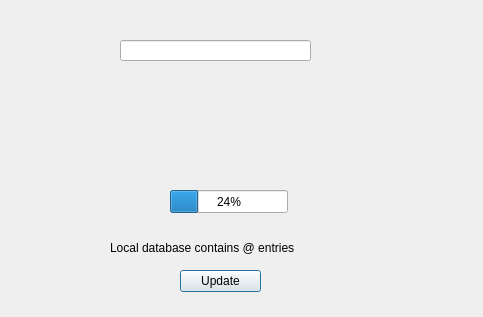
Before: the Qt Designer form pcgamingwikidialog.ui in Solant/qs2c, drawn with Qt 5.
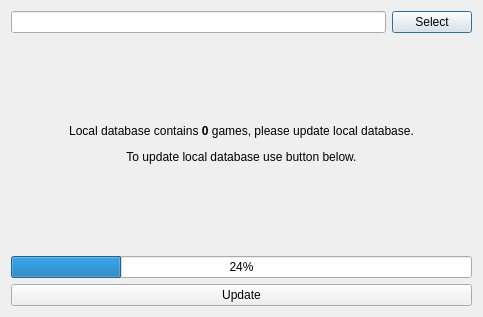
After: the same form once the commit is applied.

Commit message: pcgamingwiki memory leaks fix, dynamic completer model, ui improvements

Diff of the .ui file:
```diff
--- a/pcgamingwikidialog.ui
+++ b/pcgamingwikidialog.ui
@@ -13,55 +13,43 @@
   <property name="windowTitle">
    <string>Dialog</string>
   </property>
-  <widget class="QLineEdit" name="searchLineEdit">
-   <property name="geometry">
-    <rect>
-     <x>120</x>
-     <y>40</y>
-     <width>191</width>
-     <height>21</height>
-    </rect>
-   </property>
-  </widget>
+  <layout class="QVBoxLayout" name="verticalLayout">
+   <item>
+    <layout class="QHBoxLayout" name="horizontalLayout">
+     <item>
+      <widget class="QLineEdit" name="searchLineEdit"/>
+     </item>
+     <item>
+      <widget class="QPushButton" name="selectButton">
+       <property name="text">
+        <string>Select</string>
+       </property>
+      </widget>
+     </item>
+    </layout>
+   </item>
+   <item>
   <widget class="QLabel" name="label">
-   <property name="geometry">
-    <rect>
-     <x>110</x>
-     <y>240</y>
-     <width>251</width>
-     <height>16</height>
-    </rect>
-   </property>
    <property name="text">
-    <string>Local database contains @ entries</string>
-   </property>
-  </widget>
-  <widget class="QPushButton" name="updateButton">
-   <property name="geometry">
-    <rect>
-     <x>180</x>
-     <y>270</y>
-     <width>81</width>
-     <height>22</height>
-    </rect>
-   </property>
-   <property name="text">
-    <string>Update</string>
-   </property>
-  </widget>
+      <string>&lt;html&gt;&lt;head/&gt;&lt;body&gt;&lt;p align=&quot;center&quot;&gt;Local database contains &lt;span style=&quot; font-weight:600;&quot;&gt;0&lt;/span&gt; games, please update local database.&lt;/p&gt;&lt;p align=&quot;center&quot;&gt;To update local database use button below.&lt;/p&gt;&lt;/body&gt;&lt;/html&gt;</string>
+     </property>
+    </widget>
+   </item>
+   <item>
   <widget class="QProgressBar" name="progressBar">
-   <property name="geometry">
-    <rect>
-     <x>170</x>
-     <y>190</y>
-     <width>118</width>
-     <height>23</height>
-    </rect>
-   </property>
    <property name="value">
     <number>24</number>
    </property>
   </widget>
+   </item>
+   <item>
+    <widget class="QPushButton" name="updateButton">
+     <property name="text">
+      <string>Update</string>
+     </property>
+    </widget>
+   </item>
+  </layout>
  </widget>
  <resources/>
  <connections/>
```
Lines whose indentation alone changed are shown as unchanged. The commit also changes 7 other files.
